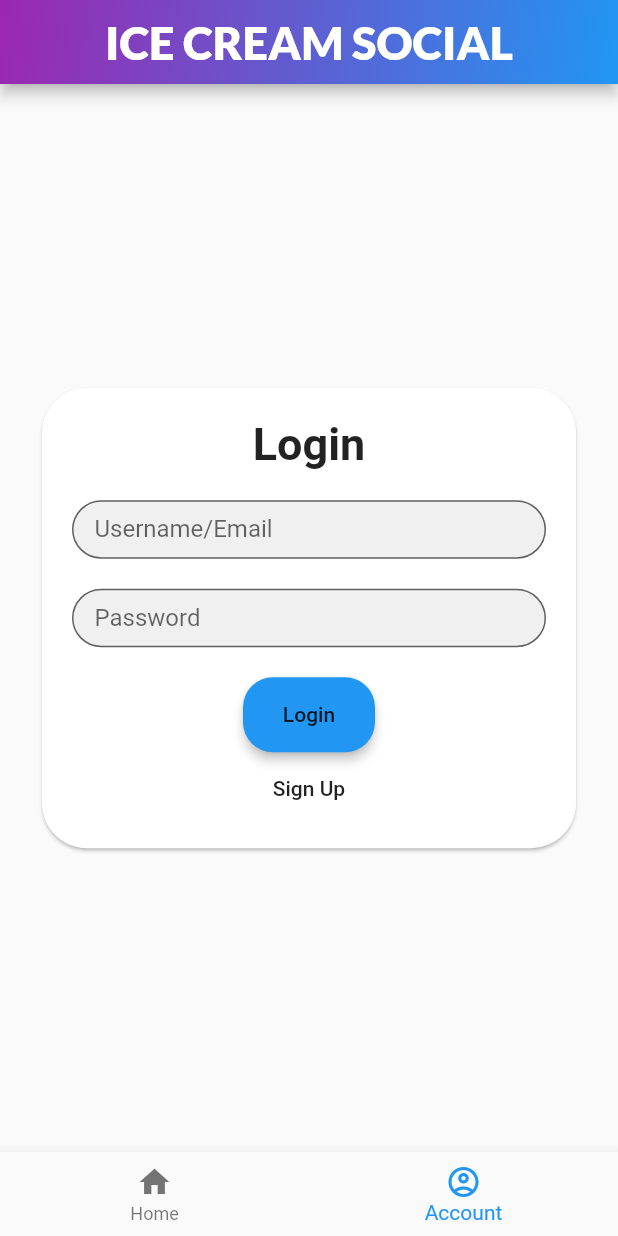
After one commit to khalludi/ice-cream-app, a Flutter app: the screen it shows after launch, item 2 of the bottom bar chosen, on a phone screen of 412 x 824 dp. The commit adds this screen. Run offline on Flutter 3.47's test engine with Material 2 defaults, Android fonts, the phone set to English and light mode, and no system bars; our stand-ins replace firebase_auth, firebase_core, flutter_rating_bar; missing offline and left inert: flappy_search_bar; accounts and stored records are empty.

Commit message:
Successful Login/Signup moves User to Profile (#23)
* Make BottomNavigation call appropriate widgets

* Start integrating Firebase

* Can login, signup, and hit profile page

* Home page changed; Firebase connected to iOS

* Secured secrets

* Added extra Firebase dependencies

* Add Firebase to iOS

* Firebase Auth works on iOS and Android

```diff
--- /dev/null
+++ b/lib/login/login_screen.dart
@@ -0,0 +1,189 @@
+import 'package:flutter/cupertino.dart';
+import 'package:flutter/material.dart';
+import 'package:ice_cream_social/HomePage/placeholder_widget.dart';
+import 'authentication.dart';
+
+typedef void IntCallback(int id);
+
+class LoginScreen extends StatefulWidget {
+  final IntCallback onLoginChanged;
+  LoginScreen({ @required this.onLoginChanged });
+
+  @override
+  _LoginScreenState createState() => _LoginScreenState(onLoginChanged);
+}
+
+class _LoginScreenState extends State<LoginScreen> {
+
+  bool _isLogin = true;
+  String _userId;
+  String _password;
+  String _email;
+  String _message = "";
+
+  final TextEditingController txtEmail = TextEditingController();
+  final TextEditingController txtPassword = TextEditingController();
+
+  Authentication auth;
+
+  IntCallback onLoginChanged;
+  _LoginScreenState(IntCallback onLoginChanged) {
+    this.onLoginChanged = onLoginChanged;
+  }
+
+  @override
+  void initState() {
+    auth = Authentication();
+    super.initState();
+  }
+
+  @override
+  Widget build(BuildContext context) {
+    return Scaffold(
+      // appBar: AppBar(title: Text('Login'),),
+        body: Container(
+            padding: EdgeInsets.all(24),
+            child: Center(
+                child: Card (
+                    shape: RoundedRectangleBorder(
+                      borderRadius: BorderRadius.circular(30),
+                    ),
+                    child: Form(child: Column(
+                      mainAxisSize: MainAxisSize.min,
+                      children: <Widget>[
+                        header(),
+                        emailInput(),
+                        passwordInput(),
+                        mainButton(),
+                        secondaryButton(),
+                        validationMessage(),
+                      ],
+                    ))
+                )
+            )
+        )
+    );
+  }
+
+  Widget header() {
+    return Padding (
+        padding: EdgeInsets.only(top: 20),
+        child: Text(
+            _isLogin ? 'Login' : 'New User',
+            style: TextStyle(
+              fontSize: 30,
+              fontWeight: FontWeight.bold,
+            )
+        )
+    );
+  }
+
+  Widget emailInput() {
+    return Padding(
+        padding: EdgeInsets.only(top: 20, left: 20, right: 20),
+        child: TextFormField(
+          controller: txtEmail,
+          keyboardType: TextInputType.emailAddress,
+          decoration: InputDecoration(
+            filled: true,
+            fillColor: Color(0xFFF0F0F0),
+            contentPadding: EdgeInsets.only(top: 10.0, bottom: 10.0, left: 15, right: 15),
+            isDense: true,
+            labelText: 'Username/Email',
+            border: OutlineInputBorder(
+                borderRadius: BorderRadius.all(Radius.circular(50))
+            ),
+          ),
+          validator: (text) => text.isEmpty ? 'Email is required' : '',
+        )
+    );
+  }
+
+  Widget passwordInput() {
+    return Padding(
+        padding: EdgeInsets.only(top: 20, left: 20, right: 20),
+        child: TextFormField(
+          controller: txtPassword,
+          keyboardType: TextInputType.emailAddress,
+          obscureText: true,
+          decoration: InputDecoration(
+            filled: true,
+            fillColor: Color(0xFFF0F0F0),
+            contentPadding: EdgeInsets.only(top: 10.0, bottom: 10.0, left: 15, right: 15),
+            isDense: true,
+            labelText: 'Password',
+            border: OutlineInputBorder(
+                borderRadius: BorderRadius.all(Radius.circular(50))
+            ),
+          ),
+          validator: (text) => text.isEmpty ? 'Password is required' : '',
+        )
+    );
+  }
+
+  Widget mainButton() {
+    String buttonText = _isLogin ? 'Login' : 'Sign up';
+    return Padding(
+        padding: EdgeInsets.only(top: 20),
+        child: Container(
+            height: 50,
+            child: RaisedButton(
+              shape: RoundedRectangleBorder(
+                borderRadius: BorderRadius.circular(20),
+              ),
+              color: Theme.of(context).accentColor,
+              elevation: 3,
+              child: Text(buttonText),
+              onPressed: submit,
+            )
+        )
+    );
+  }
+
+  Widget secondaryButton() {
+    String buttonText = !_isLogin ? 'Login' : 'Sign Up';
+    return FlatButton(
+      onPressed: () {
+        setState(() {
+          _isLogin = !_isLogin;
+        });
+      },
+      child: Text(buttonText),
+    );
+  }
+
+  Widget validationMessage() {
+    return Text(_message,
+        style: TextStyle(
+          fontSize: 14,
+          color: Colors.red,
+          fontWeight: FontWeight.bold,
+        )
+    );
+  }
+
+  Future submit() async {
+    setState(() {
+      _message = "";
+    });
+
+    try {
+      if (_isLogin) {
+        _userId = await auth.login(txtEmail.text, txtPassword.text);
+        print('Login for user $_userId');
+      } else {
+        _userId = await auth.signUp(txtEmail.text, txtPassword.text);
+        print('Sign up for user $_userId');
+      }
+      if (_userId != null) {
+        onLoginChanged(1);
+        // Navigator.replace(context, PlaceholderWidget(Colors.blueGrey));
+      }
+    } catch (e) {
+      print('Error: $e');
+      setState(() {
+        _message = e.message;
+      });
+    }
+  }
+}
--- a/lib/main.dart
+++ b/lib/main.dart
@@ -1,6 +1,8 @@
 import 'package:flutter/material.dart';
-import 'package:flappy_search_bar/flappy_search_bar.dart';
+import 'package:ice_cream_social/HomePage/search.dart';
+import 'package:ice_cream_social/login/login_screen.dart';
 import 'HomePage/filter.dart';
+import 'HomePage/placeholder_widget.dart';
 
 void main() {
   runApp(new MyApp());
@@ -8,8 +10,7 @@ void main() {
 
 class MyApp extends StatelessWidget {
   Widget build(BuildContext context) {
-    return new MaterialApp(
-        home: new HomePage());
+    return new MaterialApp(home: new HomePage());
   }
 }
 
@@ -17,50 +18,45 @@ class HomePage extends StatefulWidget {
   _HomePageState createState() => new _HomePageState();
 }
 
-class _HomePageState extends State<HomePage>{
+class _HomePageState extends State<HomePage> {
   int _selectedIndex = 0;
+  int loginChanged = 0;
   static const TextStyle optionStyle =
-  TextStyle(fontSize: 30, fontWeight: FontWeight.bold, fontFamily: 'Lato');
+      TextStyle(fontSize: 30, fontWeight: FontWeight.bold, fontFamily: 'Lato');
 
   /**Bottom navigation drawer.**/
-  static const List<Widget> _widgetOptions = <Widget>[
-    Text(
-      'Index 0: Home',
-      style: optionStyle,
-    ),
-    Text(
-      'Index 1: Account',
-      style: optionStyle,
-    ),
-  ];
+  List<Widget> _widgetOptions;
+
   void _onItemTapped(int index) {
     setState(() {
       _selectedIndex = index;
     });
   }
 
+  void updateLoginChanged(int newId) {
+    setState(() {
+      loginChanged = newId;
+    });
+  }
+
   Widget build(BuildContext context) {
+    _widgetOptions = [];
+    _widgetOptions.add(SearchWidget());
+    _widgetOptions.add(LoginScreen(
+      onLoginChanged: updateLoginChanged,
+    ));
+    _widgetOptions.add(PlaceholderWidget(Colors.green));
+
     return MaterialApp(
       home: Scaffold(
         appBar: _buildBar(context),
-        body: Center(
-          child: new Row(
-            mainAxisSize: MainAxisSize.min,
-            crossAxisAlignment: CrossAxisAlignment.start,
-            children: [
-              /**Allow users to search for products.**/
-              Flexible(
-                  child: SearchBar()
-              ),
-              /**Allow users to filter products.**/
-              Container(
-                child: IconButton(icon: Icon(Icons.filter_list), onPressed: (){
-                  navigateToFilter(context);
-                }),
-              ),
-            ],
-          ),
-        ),
+        body: _selectedIndex == 0
+            ? _widgetOptions[_selectedIndex]
+            : _selectedIndex == 1 && loginChanged == 0
+                ? _widgetOptions[1]
+                : _selectedIndex == 1 && loginChanged == 1
+                    ? _widgetOptions[2]
+                    : _widgetOptions[_selectedIndex],
         /**Bottom navigation drawer.**/
         bottomNavigationBar: BottomNavigationBar(
           items: const <BottomNavigationBarItem>[
@@ -81,25 +77,17 @@ class _HomePageState extends State<HomePage>{
     );
   }
 
-  /**Navigate to Filter Page.**/
-  Future navigateToFilter(context) async{
-    Navigator.push(context, MaterialPageRoute(builder: (context) => FilterPage()));
-  }
-
   Widget _buildBar(BuildContext context) {
     return new AppBar(
       centerTitle: true,
-      title: Text('ICE CREAM SOCIAL', style:TextStyle(fontFamily: 'Lato', fontSize: 30)),
+      title: Text('ICE CREAM SOCIAL',
+          style: TextStyle(fontFamily: 'Lato', fontSize: 30)),
       flexibleSpace: Container(
         decoration: BoxDecoration(
             gradient: LinearGradient(
                 begin: Alignment.topLeft,
                 end: Alignment.bottomRight,
-                colors: <Color>[
-                  Colors.purple,
-                  Colors.blue
-                ])
-        ),
+                colors: <Color>[Colors.purple, Colors.blue])),
       ),
       //backgroundColor: Color(0x9C4FF2),
     );
--- a/pubspec.yaml
+++ b/pubspec.yaml
@@ -26,6 +26,8 @@ dependencies:
   filter_list: ^0.0.6
   flutter:
     sdk: flutter
+  firebase_core: ^0.7.0
+  firebase_auth: ^0.20.1
 
 
   # The following adds the Cupertino Icons font to your application.
```
Also changed, not shown: lib/HomePage/placeholder_widget.dart (added, +14 -0 lines), lib/HomePage/search.dart (+34 -3 lines), lib/login/authentication.dart (added, +49 -0 lines), pubspec.lock, 13 other files.
